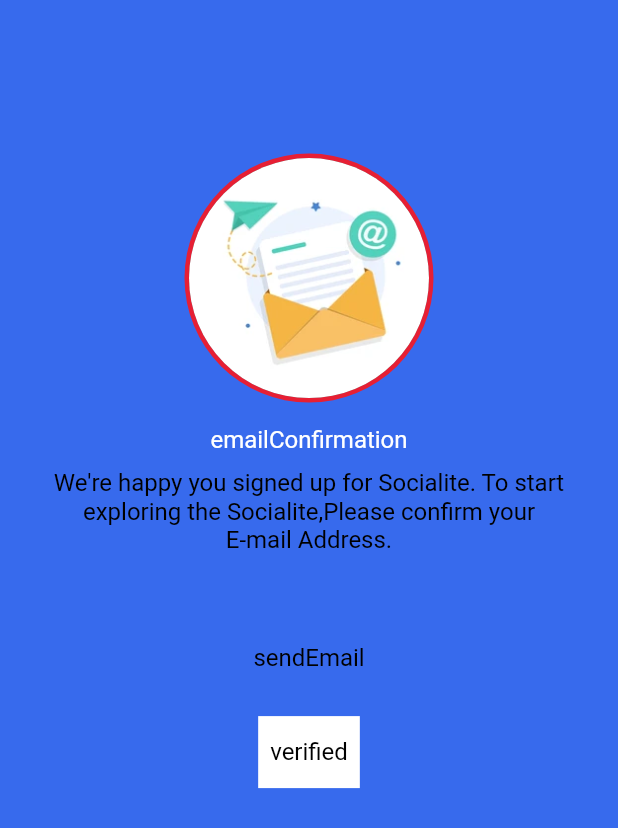
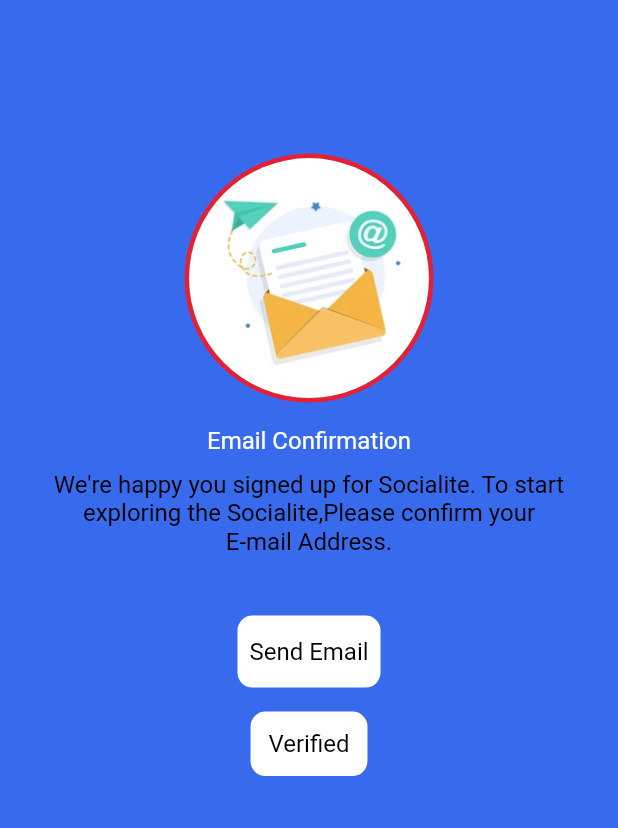
Before and after one commit to HusseinMohamed99/Insta_Chat, a Flutter app: the EmailVerificationScreen screen opened directly, on a phone screen of 412 x 824 dp. Shown: the top 828 px of the screen. Run offline on Flutter 3.47's test engine with Material 2 defaults, Android fonts, the phone set to English and light mode, and no system bars; drawn by our look-alikes of modal_progress_hud_nsn; our stand-ins replace bloc, cached_network_image, cloud_firestore, dio, firebase_auth, firebase_core and 10 more; missing offline and left inert: flutter_phone_direct_caller; accounts and stored records are empty.

Commit message:
Update email verification screen UI and functionality.

```diff
--- a/lib/view/email_verification/email_verification_view.dart
+++ b/lib/view/email_verification/email_verification_view.dart
@@ -5,12 +5,12 @@
 import 'package:insta_chat/cubit/main/main_cubit.dart';
 import 'package:insta_chat/image_assets.dart';
 import 'package:insta_chat/shared/components/buttons.dart';
-import 'package:insta_chat/shared/components/indicator.dart';
 import 'package:insta_chat/shared/components/navigator.dart';
 import 'package:insta_chat/shared/components/show_toast.dart';
 import 'package:insta_chat/utils/color_manager.dart';
 import 'package:insta_chat/utils/value_manager.dart';
 import 'package:insta_chat/view/onBoard/on_board_view.dart';
+import 'package:modal_progress_hud_nsn/modal_progress_hud_nsn.dart';
 
 class EmailVerificationScreen extends StatelessWidget {
   const EmailVerificationScreen({Key? key}) : super(key: key);
@@ -20,15 +20,22 @@
     TextTheme textTheme = Theme.of(context).textTheme;
     double screenHeight = MediaQuery.sizeOf(context).height;
     double screenWidth = MediaQuery.sizeOf(context).width;
+    EmailVerificationCubit cubit = EmailVerificationCubit.get(context);
+
     return BlocConsumer<EmailVerificationCubit, EmailVerificationState>(
       listener: (context, state) {
-        if (state is ReloadSuccessState) {
+        if (cubit.isEmailVerified) {
           showToast(
-            text: 'createAccountSuccessfully',
+            text: 'create Account Successfully',
             state: ToastStates.success,
           );
           MainCubit.get(context).getUserData();
           MainCubit.get(context).getAllUsers();
+        } else {
+          showToast(
+            text: 'Please Verify Your Email',
+            state: ToastStates.error,
+          );
         }
         if (state is ReloadErrorState) {
           showToast(
@@ -38,12 +45,12 @@
         }
       },
       builder: (context, state) {
-        EmailVerificationCubit cubit = EmailVerificationCubit.get(context);
-
         return AnnotatedRegion<SystemUiOverlayStyle>(
           value: const SystemUiOverlayStyle(
             statusBarColor: Colors.transparent,
           ),
+          child: ModalProgressHUD(
+            inAsyncCall: state is SendVerificationLoadingState,
             child: Scaffold(
               body: SizedBox(
                 height: screenHeight,
@@ -62,53 +69,56 @@
                           backgroundImage: AssetImage(Assets.imagesEmail),
                         ),
                       ),
-                    const SizedBox(height: 15),
+                      const SizedBox(height: AppSize.s16),
                       Text(
-                      'emailConfirmation',
+                        'Email Confirmation',
                         style: textTheme.headlineMedium,
                       ),
-                    const SizedBox(height: 10),
+                      const SizedBox(height: AppSize.s10),
                       Text(
                         "We're happy you signed up for Socialite. To start exploring the Socialite,Please confirm your\nE-mail Address.",
                         style: textTheme.titleMedium,
                         textAlign: TextAlign.center,
                       ),
-                    const SizedBox(height: 45),
-                    state is SendVerificationLoadingState
-                        ? const AdaptiveIndicator()
-                        : cubit.isEmailSent
+                      const SizedBox(height: AppSize.s40),
+                      cubit.isEmailSent
                           ? Column(
                               crossAxisAlignment: CrossAxisAlignment.center,
                               children: [
                                 Container(
-                                    width: 250,
-                                    height: 40,
+                                  width: AppSize.s250,
+                                  height: AppSize.s40,
+                                  decoration: BoxDecoration(
                                     color: ColorManager.success,
+                                    borderRadius: BorderRadius.circular(10),
+                                  ),
                                   child: Row(
-                                      mainAxisAlignment:
-                                          MainAxisAlignment.center,
+                                    mainAxisAlignment: MainAxisAlignment.center,
                                     children: [
                                       Icon(
                                         Icons.check_circle_outline,
                                         color: ColorManager.black,
                                       ),
                                       Text(
-                                          'emailVerification',
+                                        'Email Verification',
                                         style: textTheme.headlineSmall,
                                       ),
                                     ],
                                   ),
                                 ),
-                                  const SizedBox(width: 10),
+                                const SizedBox(height: AppSize.s16),
                                 TextButton(
                                   style: TextButton.styleFrom(
                                     backgroundColor: ColorManager.white,
+                                    shape: RoundedRectangleBorder(
+                                      borderRadius: BorderRadius.circular(10),
+                                    ),
                                   ),
                                   onPressed: () {
                                     cubit.sendEmailVerification();
                                   },
                                   child: Text(
-                                      'sendAgain',
+                                    'Send Again',
                                     style: Theme.of(context)
                                         .textTheme
                                         .headlineSmall,
@@ -117,19 +127,25 @@
                               ],
                             )
                           : Container(
-                                color: ColorManager.primaryColor,
+                              decoration: BoxDecoration(
+                                color: ColorManager.white,
+                                borderRadius: BorderRadius.circular(10),
+                              ),
                               child: defaultTextButton(
                                 context: context,
                                 function: () {
                                   cubit.sendEmailVerification();
                                 },
-                                  text: 'sendEmail',
+                                text: 'Send Email',
                               ),
                             ),
-                    const SizedBox(height: 15),
+                      const SizedBox(height: AppSize.s16),
                       cubit.isEmailSent
                           ? Container(
+                              decoration: BoxDecoration(
                                 color: ColorManager.success,
+                                borderRadius: BorderRadius.circular(10),
+                              ),
                               child: defaultTextButton(
                                 context: context,
                                 function: () {
@@ -148,18 +164,22 @@
                                     },
                                   );
                                 },
-                              text: 'verified',
+                                text: 'Verified',
                               ),
                             )
                           : Container(
+                              padding: const EdgeInsets.all(AppPadding.p12),
+                              decoration: BoxDecoration(
                                 color: ColorManager.white,
-                            child: defaultTextButton(
-                              context: context,
-                              function: () {},
-                              text: 'verified',
+                                borderRadius: BorderRadius.circular(10),
+                              ),
+                              child: Text(
+                                'Verified',
+                                style: Theme.of(context).textTheme.titleMedium,
                               ),
                             ),
                     ],
+                  ),
                 ),
               ),
             ),
```
Lines whose indentation alone changed are shown as unchanged.
